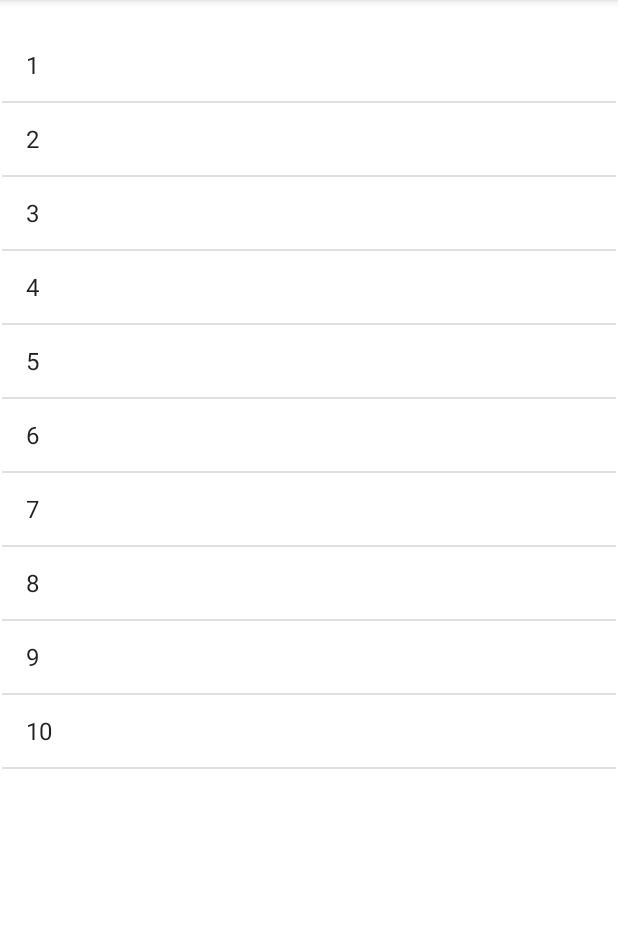
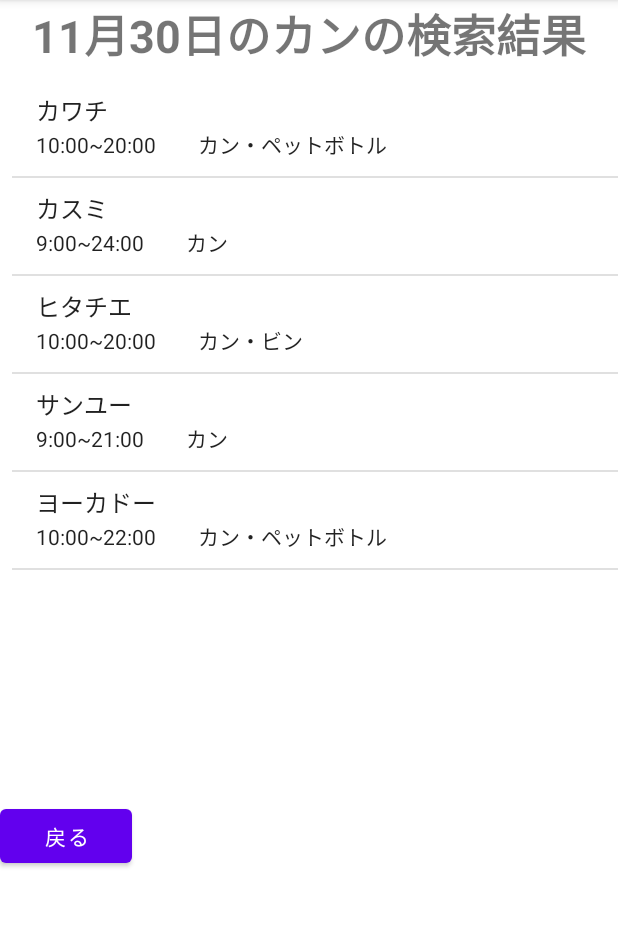
Before and after one commit to Ma4Ma4/RecycleApp, an Android app: the screen it shows after launch (ResultActivity), after a tap on "検索結果画面へ", on a phone screen of 412 x 824 dp, the part 84-1011 px from its top. Run offline under Robolectric (Android 15) with nearby library versions, the phone set to English and light mode, and no system bars.

```diff
--- a/app/src/main/java/com/example/recycleapp/MainActivity.kt
+++ b/app/src/main/java/com/example/recycleapp/MainActivity.kt
@@ -1,5 +1,6 @@
 package com.example.recycleapp
 
+import android.annotation.SuppressLint
 import android.app.NotificationChannel
 import android.app.NotificationManager
 import android.app.PendingIntent
@@ -32,11 +33,57 @@ class MainActivity : AppCompatActivity() {
         // CalendarViewで日にちが選択された時に呼び出されるリスナー
         val listener = DateChangeListener()
         calendarView.setOnDateChangeListener(listener)
-        val buttonText:TextView = findViewById(R.id.text_by_button)  // ボタンに連動するテキスト
+        // val buttonText:TextView = findViewById(R.id.text_by_button)  // ボタンに連動するテキスト
         // 選択した資源ゴミの回収用日をハイライトする線
-        val highlightLine:View = findViewById(R.id.highlight_line)
-        val mlp:MarginLayoutParams = highlightLine.layoutParams as MarginLayoutParams
+        val highlightCan:View = findViewById(R.id.highlight_can)
+        val highlightBin:View = findViewById(R.id.highlight_bin)
+        val highlightPet:View = findViewById(R.id.highlight_pet)
+        val highlightPet2:View = findViewById(R.id.highlight_pet2)
 
+        // カレンダーハイライトを切り替える3連トグルスイッチ
+        // スイッチクリックを検出するイベントリスナー(カン)
+        @SuppressLint("UseSwitchCompatOrMaterialCode") //エラー回避
+        val switchCan:Switch = findViewById(R.id.switch_can)
+        switchCan.setOnCheckedChangeListener{ _, isChecked ->
+            //ここにスイッチクリック時の処理を記述
+            Log.d("INFO","BUTTON CAN WAS PRESSED")
+            if(isChecked){ // The toggle is enabled -> visible
+                highlightCan.setVisibility(View.VISIBLE)
+            }
+            else{ // The toggle is disabled -> invisible
+                highlightCan.setVisibility(View.INVISIBLE)
+            }
+        }
+        // スイッチクリックを検出するイベントリスナー(ビン)
+        @SuppressLint("UseSwitchCompatOrMaterialCode") //エラー回避
+        val switchBin:Switch = findViewById(R.id.switch_bin)
+        switchBin.setOnCheckedChangeListener{ _, isChecked ->
+            //ここにスイッチクリック時の処理を記述
+            Log.d("INFO","BUTTON BIN WAS PRESSED")
+            if(isChecked){ // The toggle is enabled -> visible
+                highlightBin.setVisibility(View.VISIBLE)
+            }
+            else{ // The toggle is disabled -> invisible
+                highlightBin.setVisibility(View.INVISIBLE)
+            }
+        }
+        // スイッチクリックを検出するイベントリスナー(PET)
+        @SuppressLint("UseSwitchCompatOrMaterialCode") //エラー回避
+        val switchPet:Switch = findViewById(R.id.switch_pet)
+        switchPet.setOnCheckedChangeListener{ _, isChecked ->
+            //ここにスイッチクリック時の処理を記述
+            Log.d("INFO","BUTTON PET WAS PRESSED")
+            if(isChecked){ // The toggle is enabled -> visible
+                highlightPet.setVisibility(View.VISIBLE)
+                highlightPet2.setVisibility(View.VISIBLE)
+            }
+            else{ // The toggle is disabled -> invisible
+                highlightPet.setVisibility(View.INVISIBLE)
+                highlightPet2.setVisibility(View.INVISIBLE)
+            }
+        }
+
+        /*
         // ボタンクリックを検出するイベントリスナー(カン)
         val buttonCan:Button = findViewById(R.id.button_can)
         buttonCan.setOnClickListener {
@@ -44,9 +91,9 @@ class MainActivity : AppCompatActivity() {
             Log.d("INFO","BUTTON CAN WAS PRESSED")
             buttonText.text = getString(R.string.txt_can)
             // カレンダー制御
-            highlightLine.setVisibility(View.VISIBLE)
-            mlp.setMargins(490,190,0,0)         //マージンを設定
-            highlightLine.layoutParams = mlp
+            highlightCan.setVisibility(View.VISIBLE)
+            mlpCan.setMargins(490,190,0,0)         //マージンを設定
+            highlightCan.layoutParams = mlpCan
         }
         // ボタンクリックを検出するイベントリスナー(ビン)
         val buttonBin:Button = findViewById(R.id.button_bin)
@@ -55,10 +102,21 @@ class MainActivity : AppCompatActivity() {
             Log.d("INFO","BUTTON BIN WAS PRESSED")
             buttonText.text = getString(R.string.txt_bin)
             // カレンダー制御
-            highlightLine.setVisibility(View.VISIBLE)
-            mlp.setMargins(765,190,0,0)         //マージンを設定
-            highlightLine.layoutParams = mlp
+            highlightBin.setVisibility(View.VISIBLE)
+            mlpBin.setMargins(765,190,0,0)         //マージンを設定
+            highlightBin.layoutParams = mlpBin
         }
+        // ボタンクリックを検出するイベントリスナー(ペットボトル)
+        val buttonPet:Button = findViewById(R.id.button_pet)
+        buttonPet.setOnClickListener {
+            // ここに[ビン]ボタン押下時の処理を記述
+            Log.d("INFO","BUTTON PET WAS PRESSED")
+            buttonText.text = getString(R.string.txt_pet)
+            // カレンダー制御
+            highlightPet.setVisibility(View.VISIBLE)
+            mlpPet.setMargins(200,190,0,0)         //マージンを設定
+            highlightPet.layoutParams = mlpPet
+        }*/
 
         /*----- 通知周り-----*/
         // 1-1. チャネルIDを作成
@@ -85,15 +143,15 @@ class MainActivity : AppCompatActivity() {
             flags = Intent.FLAG_ACTIVITY_NEW_TASK or Intent.FLAG_ACTIVITY_CLEAR_TASK
             putExtra(EXTRA_NOTIFICATION_ID, 0)
         }
-        val pendingIntent = PendingIntent.getActivity(this, 0, intent, PendingIntent.FLAG_NO_CREATE or PendingIntent.FLAG_UPDATE_CURRENT)
+        val pendingIntent = PendingIntent.getActivity(this, 0, intent, PendingIntent.FLAG_IMMUTABLE)
 
         // EX. 通知に2択ボタンを設けてアクティビティ遷移の土台にする
-        // ここを遷移先のアクティビティ(出し忘れたので検索画面へ)を指定するインテントにすることで実装できそう
-        val intentForgot = Intent(this, DummyActivity::class.java).apply {
+        // ここを遷移先のアクティビティを指定するインテントにすることで実装できそう
+        val intentForgot = Intent(this, MainActivity::class.java).apply {
             flags = Intent.FLAG_ACTIVITY_NEW_TASK or Intent.FLAG_ACTIVITY_CLEAR_TASK
             putExtra(EXTRA_NOTIFICATION_ID, 0)
         }
-        val pendingIntentForgot = PendingIntent.getActivity(this, 0, intentForgot, PendingIntent.FLAG_NO_CREATE or PendingIntent.FLAG_UPDATE_CURRENT)
+        val pendingIntentForgot = PendingIntent.getActivity(this, 0, intentForgot, PendingIntent.FLAG_IMMUTABLE)
 
         val builder = NotificationCompat.Builder(this, channelId)
             // 1-2. 表示内容の設定
@@ -108,11 +166,15 @@ class MainActivity : AppCompatActivity() {
             .setContentIntent(pendingIntent) //通知をタップしたらインテントを読み込む
             .addAction( //ゴミ出しできた選択肢
                 com.google.android.material.R.drawable.ic_clear_black_24, getString(R.string.submit), //アイコンは適当
-            pendingIntent)
+                pendingIntent)
             .addAction( //ゴミ出し忘れた選択肢
                 com.google.android.material.R.drawable.ic_clear_black_24, getString(R.string.forgot), //アイコンは適当
                 pendingIntentForgot)
-            .setAutoCancel(true) //通知をタップしたら通知が消去される
+            .addAction( //再通知の選択肢
+                com.google.android.material.R.drawable.ic_clear_black_24, getString(R.string.remind), //アイコンは適当
+                pendingIntent)
+
+        //.setAutoCancel(true) //通知をタップしたら通知が消去される
 
         // ボタンクリックを検出するイベントリスナー(通知トリガー用)
         val buttonNotify:Button = findViewById(R.id.button_notify)
@@ -124,13 +186,19 @@ class MainActivity : AppCompatActivity() {
                 notify(12345, builder.build())
             }
         }
-
         // ボタンクリックを検出するイベントリスナー(検索結果画面ジャンプ用)
         val buttonResult:Button = findViewById(R.id.button_result)
         buttonResult.setOnClickListener {
             // ここに[通知を発令]ボタン押下時の処理を記述
             val intentResult = Intent(this, ResultActivity::class.java)
             startActivity(intentResult)
+        }
+
+        val buttonSearch:Button = findViewById(R.id.button_search)
+        buttonSearch.setOnClickListener {
+            // ここに[通知を発令]ボタン押下時の処理を記述
+            val intentSearch = Intent(this, SearchActivity::class.java)
+            startActivity(intentSearch)
         }
 
         // 通知日時選択スピナー
@@ -142,8 +210,8 @@ class MainActivity : AppCompatActivity() {
         val buttonSet:Button = findViewById(R.id.button_set)
         buttonSet.setOnClickListener {
             // ここに[設定]ボタン押下時の処理を記述(とりあえずトーストさせる)
-            var day = spinnerDay.selectedItem.toString()
-            var time = spinnerTime.selectedItem.toString()
+            val day = spinnerDay.selectedItem.toString()
+            val time = spinnerTime.selectedItem.toString()
             Toast.makeText(applicationContext, "通知日時を $day の $time に設定しました", Toast.LENGTH_SHORT).show()
         }
     }
@@ -159,17 +227,17 @@ class MainActivity : AppCompatActivity() {
             val today:Calendar = Calendar.getInstance()
             today.set(year, displayMonth, dayOfMonth)
             val dayofweek = today.get(Calendar.DAY_OF_WEEK) // 曜日ソース(int)を取得、なぜか1=木曜日~7=水曜日, なぜか11月にするとバグる?
-            // val week = arrayOf("木", "金", "土", "日", "月", "火", "水") [not November]
-            val week = arrayOf("金", "土", "日", "月", "火", "水", "木")
+            // val week = arrayOf("金", "土", "日", "月", "火", "水", "木") 11月以外(正常)
+            val week = arrayOf("金", "土", "日", "月", "火", "水", "木") // 11月
             val dayinfoText:TextView = findViewById(R.id.day_info)  // 日付変更に連動するテキストを設定、年日時曜日を代入して表示
             dayinfoText.text = getString(R.string.selected_day_info, year, displayMonth, dayOfMonth, week[dayofweek - 1])
 
             // その日の回収対象資源ゴミをテキスト表示
-            //val target = arrayOf("dummy", "ビン", "dummy", "dummy", "dummy", "dummy", "カン") // 超簡易的な曜日に対する対象の資源ゴミ [not November]
-            val target = arrayOf("ビン", "dummy1", "dummy2", "dummy3", "dummy4", "カン", "dummy5") // 超簡易的な曜日に対する対象の資源ゴミ
+            //val target = arrayOf("dummy", "ビン", "dummy", "dummy", "dummy", "dummy", "カン") // 超簡易的な曜日に対する対象の資源ゴミ 11月以外(正常)
+            val target = arrayOf("ビン", "dummy", "dummy", "dummy", "ビン", "カン", "dummy") // 超簡易的な曜日に対する対象の資源ゴミ 11月
             val targetText:TextView = findViewById(R.id.target_info)  // 日付変更に連動するテキストを設定、年日時曜日を代入して表示
-            // if(dayofweek == 7 || dayofweek == 2){ //水曜ならカン, 金曜はビンの回収日 [not November]
-            if(dayofweek == 6 || dayofweek == 1){ //水曜ならカン, 金曜はビンの回収日
+            // if(dayofweek == 6 || dayofweek == 1){ //水曜ならカン, 金曜はビンの回収日 11月以外(正常)
+            if(dayOfMonth == 7 || dayOfMonth == 21 || dayofweek == 6 || dayofweek == 1){ // 無理矢理7日と21日はペットボトル, 水曜ならカン, 金曜はビンの回収日 11月
                 targetText.text = getString(R.string.target_info, target[dayofweek - 1])
             }
             else{ //それ以外の曜日は資源ゴミの回収無し
--- a/app/src/main/java/com/example/recycleapp/ResultActivity.kt
+++ b/app/src/main/java/com/example/recycleapp/ResultActivity.kt
@@ -1,21 +1,57 @@
 package com.example.recycleapp
 
 
+import android.content.Intent
 import android.os.Bundle
-import android.widget.ArrayAdapter
+import android.util.Log
+import android.widget.Button
 import android.widget.ListView
+import android.widget.SimpleAdapter
 import androidx.appcompat.app.AppCompatActivity
-
 
 /**/
 class ResultActivity : AppCompatActivity() {
     override fun onCreate(savedInstanceState: Bundle?) {
         super.onCreate(savedInstanceState)
         setContentView(R.layout.activity_result)
-        val array = arrayOf("1", "2", "3", "4", "5", "6", "7", "8", "9", "10")
+        /*val array = arrayOf("カワチ", "サンユー", "ヨーカドー", "カスミ", "ヒタチエ")
         val listView = findViewById<ListView>(R.id.list_View)
         val adapter = ArrayAdapter<String>(this,android.R.layout.simple_list_item_1,array)
-        listView.adapter = adapter
+        listView.adapter = adapter*/
+
+
+
+
+        val lv:ListView =findViewById(R.id.list_View)
+        val data = mutableListOf(
+            mapOf("main" to "カワチ" ,"sub" to "10:00~20:00　　カン・ペットボトル"),
+            mapOf("main" to "カスミ" ,"sub" to "9:00~24:00　　カン"),
+            mapOf("main" to "ヒタチエ" ,"sub" to "10:00~20:00　　カン・ビン"),
+            mapOf("main" to "サンユー" ,"sub" to "9:00~21:00　　カン"),
+            mapOf("main" to "ヨーカドー" ,"sub" to "10:00~22:00　　カン・ペットボトル")
+        )
+
+
+        val adapter =SimpleAdapter(
+            this,
+            data,
+            android.R.layout.simple_list_item_2,
+            arrayOf("main","sub"),//第2引数のmapのキー(配列)
+            intArrayOf(android.R.id.text1,android.R.id.text2)//第3引数のレイアウトのビューのid(int配列)
+        )
+
+        //３）リストにセットして表示
+        lv.adapter =adapter
+
+        val buttonback: Button = findViewById(R.id.button_back)
+        buttonback.setOnClickListener {
+            // ここにボタン押下時の処理を記述
+            Log.d("INFO", "BUTTON DUMMY WAS PRESSED")
+
+            val intent = Intent(this, MainActivity::class.java)
+            startActivity(intent)
+        }
+
 
     }
 }
--- a/app/src/main/res/layout/activity_result.xml
+++ b/app/src/main/res/layout/activity_result.xml
@@ -6,18 +6,42 @@
     android:layout_height="match_parent"
     tools:context=".ResultActivity">
 
+    <LinearLayout
+        android:layout_width="match_parent"
+        android:layout_height="match_parent"
+        android:orientation="vertical">
+
+        <TextView
+            android:layout_width="match_parent"
+            android:layout_height="wrap_content"
+            android:text="11月30日のカンの検索結果"
+            android:textAlignment="center"
+            android:textSize="30sp"
+            android:textStyle="bold" />
+
+        <LinearLayout
+            android:id="@+id/container"
+            android:layout_width="match_parent"
+            android:layout_height="match_parent"
+            android:orientation="vertical">
 
             <ListView
                 android:id="@+id/list_View"
                 android:layout_width="409dp"
-        android:layout_height="729dp"
+                android:layout_height="472dp"
                 android:layout_marginStart="8dp"
                 android:layout_marginTop="8dp"
                 android:layout_marginEnd="8dp"
-        android:layout_marginBottom="8dp"
-        app:layout_constraintBottom_toBottomOf="parent"
-        app:layout_constraintEnd_toEndOf="parent"
-        app:layout_constraintStart_toStartOf="parent"
-        app:layout_constraintTop_toTopOf="parent" />
+                android:layout_marginBottom="8dp" />
+
+            <Button
+                android:id="@+id/button_back"
+                android:layout_width="wrap_content"
+                android:layout_height="wrap_content"
+                android:text="戻る" />
+
+        </LinearLayout>
+    </LinearLayout>
+
 
 </androidx.constraintlayout.widget.ConstraintLayout>
```
Lines whose indentation alone changed are shown as unchanged.
